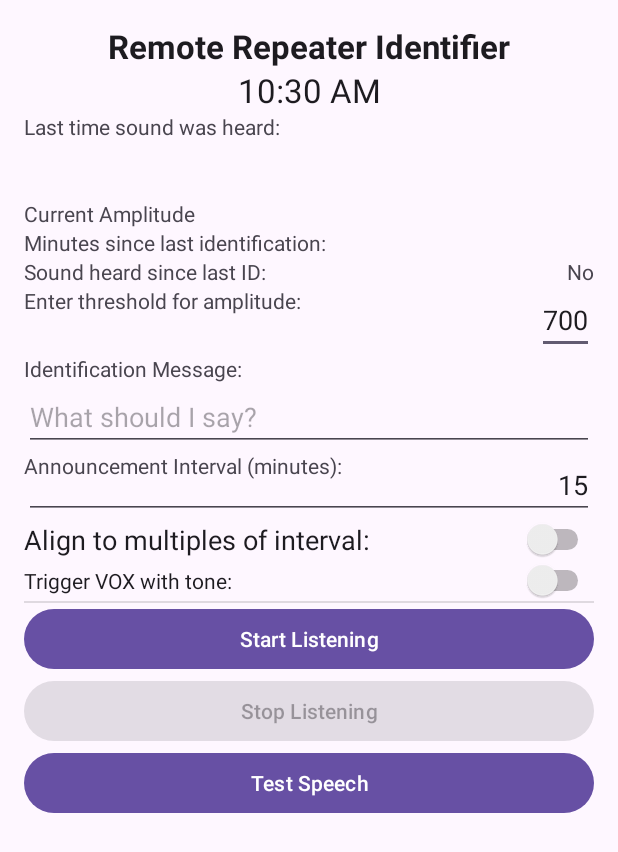
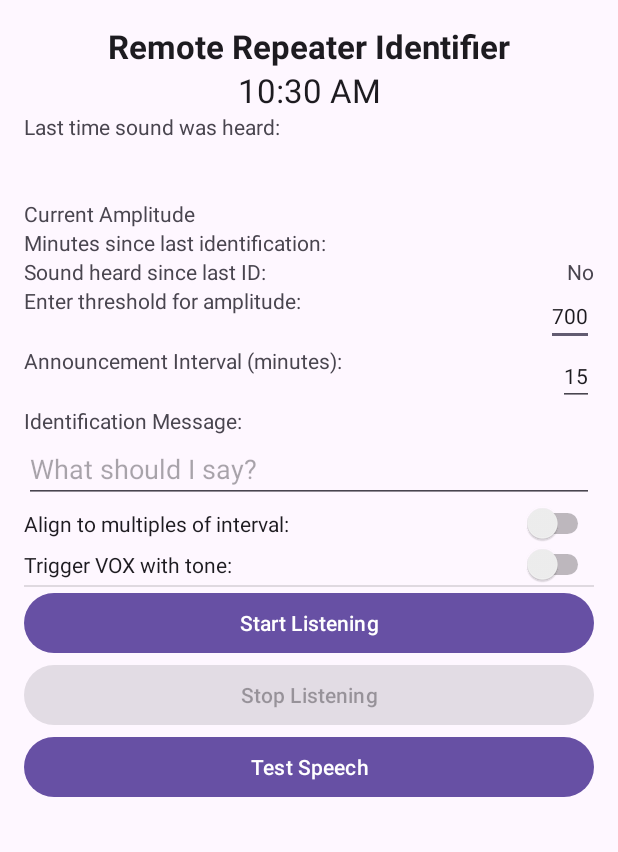
Before and after one commit to nathanchilton/remote-identifier, an Android app: the screen it shows after launch (MainActivity), on a phone screen of 412 x 824 dp. Shown: the top 852 px of the screen. Run offline under Robolectric (Android 15) with nearby library versions, the phone set to English and light mode, and no system bars.

Commit message:
trying to improve appearance

```diff
--- a/app/src/main/res/layout/activity_sound_detection.xml
+++ b/app/src/main/res/layout/activity_sound_detection.xml
@@ -106,7 +106,28 @@
             android:inputType="number"
             android:singleLine="true"
             android:textAlignment="textEnd"
-            android:textAppearance="@style/TextAppearance.AppCompat.Medium" />
+            android:textAppearance="@style/TextAppearance.AppCompat.Small" />
+
+    </RelativeLayout>
+
+    <RelativeLayout
+        android:layout_width="wrap_content"
+        android:layout_height="wrap_content">
+
+        <TextView
+            android:id="@+id/announcementFrequencyLabel"
+            android:layout_width="wrap_content"
+            android:layout_height="wrap_content"
+            android:text="Announcement Interval (minutes):" />
+
+        <EditText
+            android:id="@+id/announcementFrequency"
+            android:layout_width="wrap_content"
+            android:layout_height="wrap_content"
+            android:layout_alignParentRight="true"
+            android:textAlignment="textEnd"
+            android:textAppearance="@style/TextAppearance.AppCompat.Small"
+        />
 
     </RelativeLayout>
 
@@ -122,33 +143,12 @@
         android:layout_height="wrap_content"
         android:hint="What should I say?" />
 
-    <RelativeLayout
-        android:layout_width="wrap_content"
-        android:layout_height="wrap_content">
-
-        <TextView
-            android:id="@+id/announcementFrequencyLabel"
-            android:layout_width="wrap_content"
-            android:layout_height="wrap_content"
-            android:text="Announcement Interval (minutes):" />
-
-        <EditText
-            android:id="@+id/announcementFrequency"
-            android:layout_width="match_parent"
-            android:layout_height="wrap_content"
-            android:layout_alignParentRight="true"
-            android:textAlignment="textEnd"
-            android:textAppearance="@style/TextAppearance.AppCompat.Medium"
-        />
-
-    </RelativeLayout>
-
     <Switch
         android:id="@+id/timeAlignment"
         android:layout_width="match_parent"
         android:layout_height="wrap_content"
         android:text="Align to multiples of interval:"
-        android:textAppearance="@style/TextAppearance.AppCompat.Medium" />
+        android:textAppearance="@style/TextAppearance.AppCompat.Small" />
 
     <Switch
         android:id="@+id/voxTone"
```
